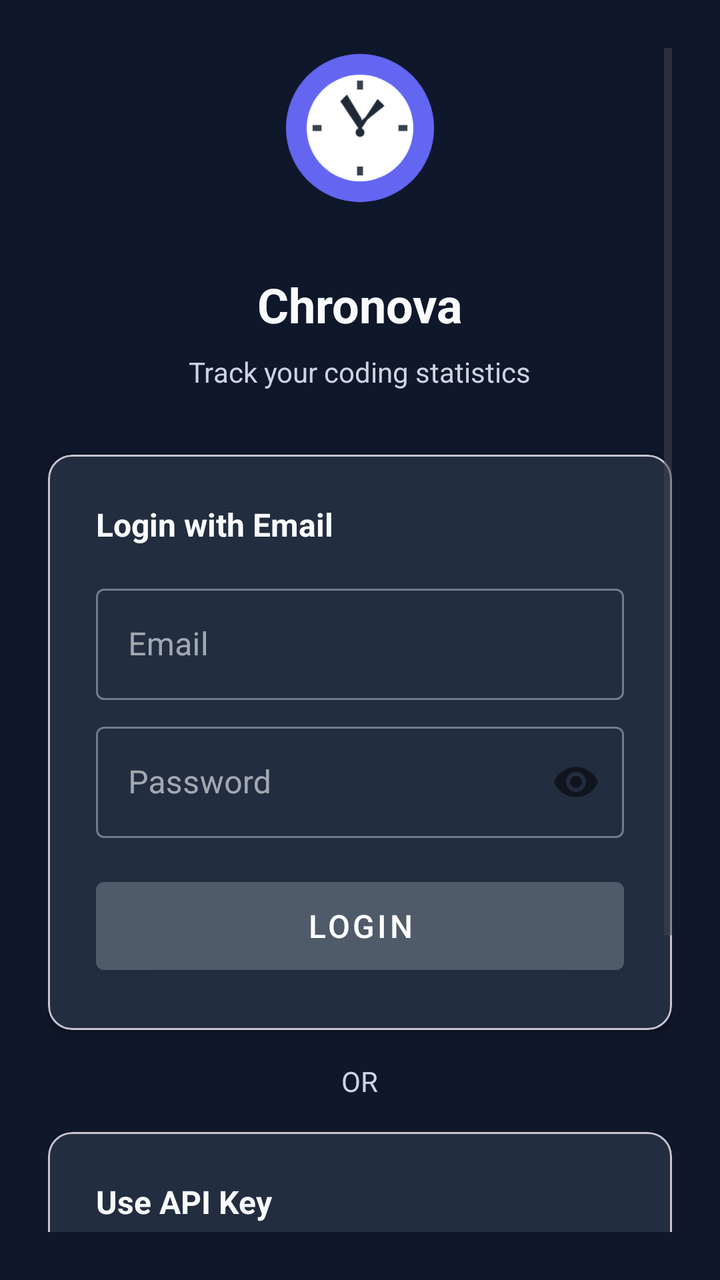
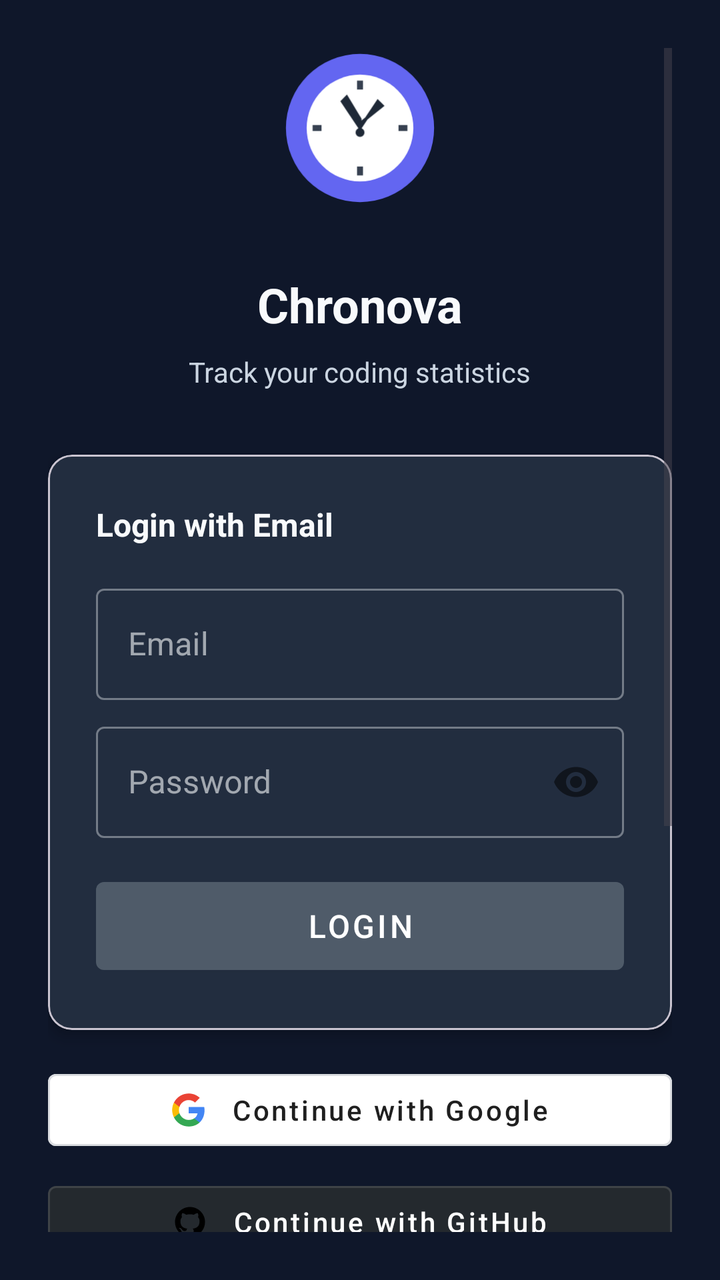

Two renders of the same Android screen: before a commit and after it. Below are the layout's source before the change and the commit's diff.
<!-- AndroidManifest.xml: activity theme Theme.Chronova -->
<!-- res/layout/activity_login.xml -->
<?xml version="1.0" encoding="utf-8"?>
<ScrollView xmlns:android="http://schemas.android.com/apk/res/android"
    xmlns:app="http://schemas.android.com/apk/res-auto"
    android:layout_width="match_parent"
    android:layout_height="match_parent"
    android:padding="24dp"
    android:background="@color/background"
    android:fitsSystemWindows="true">

    <LinearLayout
        android:layout_width="match_parent"
        android:layout_height="wrap_content"
        android:orientation="vertical"
        android:gravity="center">

        <ImageView
            android:layout_width="80dp"
            android:layout_height="80dp"
            android:layout_marginBottom="32dp"
            android:src="@drawable/ic_launcher"
            android:contentDescription="@string/app_name" />

        <TextView
            android:layout_width="wrap_content"
            android:layout_height="wrap_content"
            android:text="@string/app_name"
            android:textSize="24sp"
            android:textStyle="bold"
            android:layout_marginBottom="8dp"
            android:textColor="@color/text_primary" />

        <TextView
            android:layout_width="wrap_content"
            android:layout_height="wrap_content"
            android:text="Track your coding statistics"
            android:textSize="14sp"
            android:layout_marginBottom="32dp"
            android:textColor="@color/text_secondary" />

        <com.google.android.material.card.MaterialCardView
            android:layout_width="match_parent"
            android:layout_height="wrap_content"
            android:layout_marginBottom="16dp"
            app:cardCornerRadius="12dp"
            app:cardElevation="4dp">

            <LinearLayout
                android:layout_width="match_parent"
                android:layout_height="wrap_content"
                android:orientation="vertical"
                android:padding="24dp">

                <TextView
                    android:layout_width="wrap_content"
                    android:layout_height="wrap_content"
                    android:text="Login with Email"
                    android:textSize="16sp"
                    android:textStyle="bold"
                    android:layout_marginBottom="16dp"
                    android:textColor="@color/text_primary" />

                <com.google.android.material.textfield.TextInputLayout
                    android:layout_width="match_parent"
                    android:layout_height="wrap_content"
                    android:layout_marginBottom="8dp"
                    android:hint="Email"
                    style="@style/Widget.MaterialComponents.TextInputLayout.OutlinedBox">

                    <com.google.android.material.textfield.TextInputEditText
                        android:id="@+id/et_email"
                        android:layout_width="match_parent"
                        android:layout_height="wrap_content"
                        android:inputType="textEmailAddress" />

                </com.google.android.material.textfield.TextInputLayout>

                <com.google.android.material.textfield.TextInputLayout
                    android:layout_width="match_parent"
                    android:layout_height="wrap_content"
                    android:layout_marginBottom="16dp"
                    android:hint="Password"
                    app:passwordToggleEnabled="true"
                    style="@style/Widget.MaterialComponents.TextInputLayout.OutlinedBox">

                    <com.google.android.material.textfield.TextInputEditText
                        android:id="@+id/et_password"
                        android:layout_width="match_parent"
                        android:layout_height="wrap_content"
                        android:inputType="textPassword" />

                </com.google.android.material.textfield.TextInputLayout>

                <com.google.android.material.button.MaterialButton
                    android:id="@+id/btn_login"
                    android:layout_width="match_parent"
                    android:layout_height="56dp"
                    android:text="Login"
                    android:textSize="16sp"
                    style="@style/Widget.MaterialComponents.Button" />

            </LinearLayout>

        </com.google.android.material.card.MaterialCardView>

        <TextView
            android:layout_width="wrap_content"
            android:layout_height="wrap_content"
            android:text="OR"
            android:textSize="14sp"
            android:layout_marginBottom="16dp"
            android:textColor="@color/text_secondary" />

        <com.google.android.material.card.MaterialCardView
            android:layout_width="match_parent"
            android:layout_height="wrap_content"
            app:cardCornerRadius="12dp"
            app:cardElevation="4dp">

            <LinearLayout
                android:layout_width="match_parent"
                android:layout_height="wrap_content"
                android:orientation="vertical"
                android:padding="24dp">

                <TextView
                    android:layout_width="wrap_content"
                    android:layout_height="wrap_content"
                    android:text="Use API Key"
                    android:textSize="16sp"
                    android:textStyle="bold"
                    android:layout_marginBottom="16dp"
                    android:textColor="@color/text_primary" />

                <com.google.android.material.textfield.TextInputLayout
                    android:layout_width="match_parent"
                    android:layout_height="wrap_content"
                    android:layout_marginBottom="8dp"
                    android:hint="Server URL (optional)"
                    style="@style/Widget.MaterialComponents.TextInputLayout.OutlinedBox">

                    <com.google.android.material.textfield.TextInputEditText
                        android:id="@+id/et_server_url"
                        android:layout_width="match_parent"
                        android:layout_height="wrap_content"
                        android:inputType="textUri"
                        android:text="https://chronova.dev/" />

                </com.google.android.material.textfield.TextInputLayout>

                <com.google.android.material.textfield.TextInputLayout
                    android:layout_width="match_parent"
                    android:layout_height="wrap_content"
                    android:layout_marginBottom="16dp"
                    android:hint="API Key"
                    style="@style/Widget.MaterialComponents.TextInputLayout.OutlinedBox">

                    <com.google.android.material.textfield.TextInputEditText
                        android:id="@+id/et_api_key"
                        android:layout_width="match_parent"
                        android:layout_height="wrap_content"
                        android:inputType="text" />

                </com.google.android.material.textfield.TextInputLayout>

                <com.google.android.material.button.MaterialButton
                    android:id="@+id/btn_api_key"
                    android:layout_width="match_parent"
                    android:layout_height="56dp"
                    android:text="Connect with API Key"
                    android:textSize="16sp"
                    style="@style/Widget.MaterialComponents.Button.OutlinedButton" />

            </LinearLayout>

        </com.google.android.material.card.MaterialCardView>

        <ProgressBar
            android:id="@+id/progress_bar"
            android:layout_width="wrap_content"
            android:layout_height="wrap_content"
            android:layout_marginTop="24dp"
            android:visibility="gone" />

    </LinearLayout>

</ScrollView>
<!-- resources referenced by this layout -->
<resources>
  <color name="background">#0F172A</color>
  <color name="text_primary">#F8FAFC</color>
  <color name="text_secondary">#CBD5E1</color>
  <string name="app_name">Chronova</string>
  <color name="primary">#4f5b69</color>
  <color name="primary_dark">#29333a</color>
  <color name="secondary">#00acac</color>
  <color name="secondary_dark">#007979</color>
  <color name="surface">#1E293B</color>
  <color name="error">#EF4444</color>
  <style name="Chronova.TextInputLayout" parent="Widget.MaterialComponents.TextInputLayout.OutlinedBox">
          <item name="boxStrokeColor">@color/text_primary</item>
          <item name="boxStrokeErrorColor">@color/error</item>
          <item name="hintTextColor">@color/text_primary</item>
          <item name="android:textColorHint">@color/text_secondary</item>
          <item name="passwordToggleTint">@color/text_secondary</item>
      </style>
  <style name="Chronova.TextInputEditText" parent="Widget.MaterialComponents.TextInputEditText.OutlinedBox">
          <item name="android:textColor">@color/text_primary</item>
          <item name="android:textColorHint">@color/text_secondary</item>
      </style>
  <!-- unchanged entries left out for length: 2 -->
</resources>

<!-- the commit's change to res/layout/activity_login.xml (unified diff, before → after) -->
@@ -101,6 +101,46 @@
             </LinearLayout>
 
         </com.google.android.material.card.MaterialCardView>
+        <LinearLayout
+            android:layout_width="match_parent"
+            android:layout_height="wrap_content"
+            android:orientation="vertical"
+            android:layout_marginBottom="16dp">
+
+            <com.google.android.material.button.MaterialButton
+                android:id="@+id/btn_google"
+                android:layout_width="match_parent"
+                android:layout_height="48dp"
+                android:text="Continue with Google"
+                android:textSize="14sp"
+                android:textAllCaps="false"
+                android:textColor="#1F1F1F"
+                app:icon="@drawable/ic_google"
+                app:iconTint="@null"
+                app:iconGravity="textStart"
+                app:iconPadding="12dp"
+                app:strokeColor="#DADCE0"
+                app:strokeWidth="1dp"
+                app:backgroundTint="#FFFFFF"
+                style="@style/Widget.MaterialComponents.Button.OutlinedButton" />
+
+            <com.google.android.material.button.MaterialButton
+                android:id="@+id/btn_github"
+                android:layout_width="match_parent"
+                android:layout_height="48dp"
+                android:layout_marginTop="8dp"
+                android:text="Continue with GitHub"
+                android:textSize="14sp"
+                android:textAllCaps="false"
+                android:textColor="#FFFFFF"
+                app:icon="@drawable/ic_github"
+                app:iconTint="@null"
+                app:iconGravity="textStart"
+                app:iconPadding="12dp"
+                app:backgroundTint="#24292E"
+                style="@style/Widget.MaterialComponents.Button.OutlinedButton" />
+
+        </LinearLayout>
 
         <TextView
             android:layout_width="wrap_content"
<!-- resource entries referenced after the edit -->
@@ -3,6 +3,36 @@
   <color name="background">#0F172A</color>
   <color name="text_primary">#F8FAFC</color>
   <color name="text_secondary">#CBD5E1</color>
+  <!-- drawable ic_github (drawable) -->
+  <vector xmlns:android="http://schemas.android.com/apk/res/android"
+      android:width="24dp"
+      android:height="24dp"
+      android:viewportWidth="24"
+      android:viewportHeight="24"
+      android:tint="#FFFFFF">
+      <path
+          android:fillColor="#FF000000"
+          android:pathData="M12,2C6.477,2 2,6.477 2,12c0,4.418 2.865,8.166 6.839,9.489 0.5,0.09 0.682,-0.218 0.682,-0.484 0,-0.236 -0.009,-0.866 -0.014,-1.699 -2.782,0.602 -3.369,-1.34 -3.369,-1.34 -0.455,-1.156 -1.11,-1.464 -1.11,-1.464 -0.908,-0.62 0.069,-0.608 0.069,-0.608 1.004,0.071 1.532,1.031 1.532,1.031 0.891,1.529 2.341,1.087 2.91,0.831 0.092,-0.646 0.349,-1.087 0.635,-1.337 -2.22,-0.253 -4.555,-1.11 -4.555,-4.943 0,-1.091 0.39,-1.984 1.029,-2.683 -0.103,-0.253 -0.446,-1.27 0.098,-2.647 0,0 0.84,-0.268 2.75,1.025 0.798,-0.222 1.653,-0.333 2.502,-0.337 0.85,0.004 1.705,0.115 2.504,0.337 1.909,-1.293 2.747,-1.025 2.747,-1.025 0.546,1.377 0.203,2.394 0.1,2.647 0.641,0.699 1.028,1.592 1.028,2.683 0,3.842 -2.339,4.687 -4.566,4.935 0.359,0.31 0.679,0.921 0.679,1.856 0,1.341 -0.012,2.422 -0.012,2.751 0,0.269 0.18,0.579 0.688,0.481C19.138,20.163 22,16.418 22,12 22,6.477 17.523,2 12,2z" />
+  </vector>
+  <!-- drawable ic_google (drawable) -->
+  <vector xmlns:android="http://schemas.android.com/apk/res/android"
+      android:width="24dp"
+      android:height="24dp"
+      android:viewportWidth="24"
+      android:viewportHeight="24">
+      <path
+          android:fillColor="#4285F4"
+          android:pathData="M22.56,12.25c0,-0.78 -0.07,-1.53 -0.2,-2.25H12v4.26h5.92c-0.26,1.37 -1.04,2.53 -2.21,3.31v2.77h3.57c2.08,-1.92 3.28,-4.74 3.28,-8.09z" />
+      <path
+          android:fillColor="#34A853"
+          android:pathData="M12,23c2.97,0 5.46,-0.98 7.28,-2.66l-3.57,-2.77c-0.98,0.66 -2.23,1.06 -3.71,1.06 -2.86,0 -5.29,-1.93 -6.16,-4.53H2.18v2.84C3.99,20.53 7.7,23 12,23z" />
+      <path
+          android:fillColor="#FBBC05"
+          android:pathData="M5.84,14.09c-0.22,-0.66 -0.35,-1.36 -0.35,-2.09s0.13,-1.43 0.35,-2.09V7.07H2.18C1.43,8.55 1,10.22 1,12s0.43,3.45 1.18,4.93l2.85,-2.22 0.81,-0.62z" />
+      <path
+          android:fillColor="#EA4335"
+          android:pathData="M12,5.38c1.62,0 3.06,0.56 4.21,1.64l3.15,-3.15C17.45,2.09 14.97,1 12,1 7.7,1 3.99,3.47 2.18,7.07l3.66,2.84c0.87,-2.6 3.3,-4.53 6.16,-4.53z" />
+  </vector>
   <string name="app_name">Chronova</string>
   <color name="primary">#4f5b69</color>
   <color name="primary_dark">#29333a</color>
